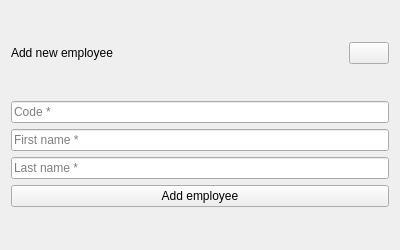
The window that src/app/ui/add_employee.ui (TIS2023-FMFI/pracovne-instrukcie) describes before a commit, drawn with Qt 5.
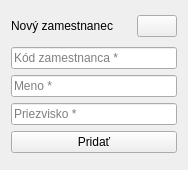
The same window after the commit. Icons and pictures are not drawn.

Patch:
```diff
--- a/src/app/ui/add_employee.ui
+++ b/src/app/ui/add_employee.ui
@@ -6,8 +6,8 @@
    <rect>
     <x>0</x>
     <y>0</y>
-    <width>400</width>
-    <height>250</height>
+    <width>188</width>
+    <height>170</height>
    </rect>
   </property>
   <property name="windowTitle">
@@ -19,7 +19,7 @@
      <item>
       <widget class="QLabel" name="title">
        <property name="text">
-        <string>Add new employee</string>
+        <string>Nový zamestnanec</string>
        </property>
       </widget>
      </item>
@@ -54,14 +54,14 @@
      <item>
       <widget class="QLineEdit" name="code">
        <property name="placeholderText">
-        <string>Code *</string>
+        <string>Kód zamestnanca *</string>
        </property>
       </widget>
      </item>
      <item>
       <widget class="QLineEdit" name="first_name">
        <property name="placeholderText">
-        <string>First name *</string>
+        <string>Meno *</string>
        </property>
       </widget>
      </item>
@@ -71,14 +71,14 @@
         <string/>
        </property>
        <property name="placeholderText">
-        <string>Last name *</string>
+        <string>Priezvisko *</string>
        </property>
       </widget>
      </item>
      <item>
       <widget class="QPushButton" name="add_button">
        <property name="text">
-        <string>Add employee</string>
+        <string>Pridať</string>
        </property>
       </widget>
      </item>
```
